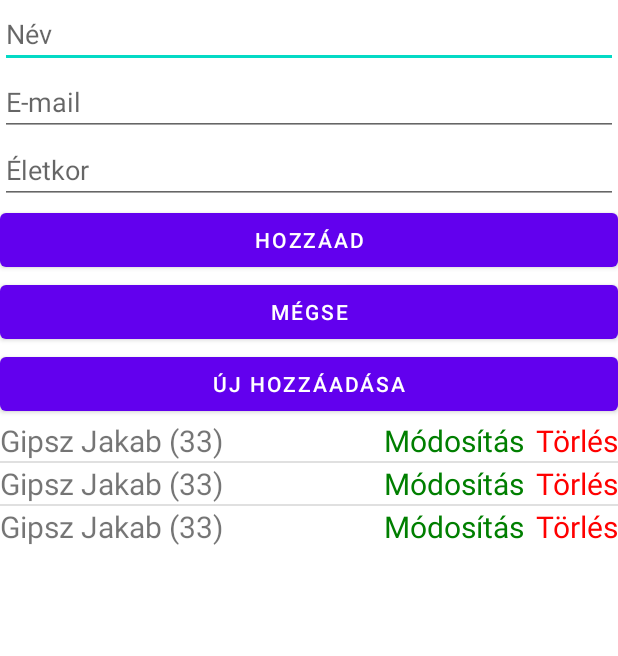
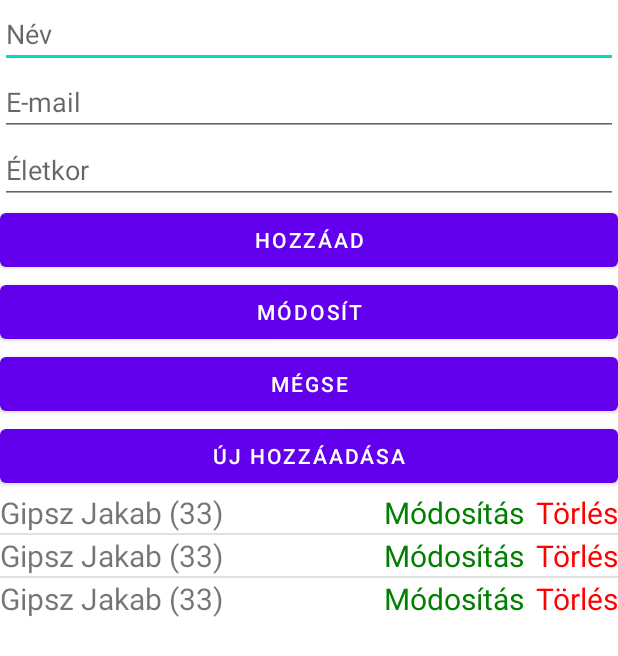
Before and after one commit to darkbeast0106/PeopleRestClient, an Android app: the layout activity_main.xml on its own in the app's theme, with its tools: preview values and no code run, on a phone screen of 412 x 824 dp. Shown: the top 656 px of the screen. Run offline under Robolectric (Android 15) with nearby library versions, the phone set to English and light mode, and no system bars; network calls fail.

Commit message:
PUT kérés

```diff
--- a/app/src/main/res/layout/activity_main.xml
+++ b/app/src/main/res/layout/activity_main.xml
@@ -19,6 +19,14 @@
         android:id="@+id/personForm"
         android:orientation="vertical"
         >
+        <EditText
+            android:layout_width="match_parent"
+            android:layout_height="wrap_content"
+            android:hint="ID"
+            android:inputType="number"
+            android:visibility="gone"
+            android:id="@+id/id"
+            />
         <EditText
             android:layout_width="match_parent"
             android:layout_height="wrap_content"
@@ -50,6 +58,12 @@
         <Button
             android:layout_width="match_parent"
             android:layout_height="wrap_content"
+            android:text="Módosít"
+            android:id="@+id/btnModosit"
+            />
+        <Button
+            android:layout_width="match_parent"
+            android:layout_height="wrap_content"
             android:text="Mégse"
             android:id="@+id/btnMegse"
             />
```
Also changed, not shown: app/src/main/java/com/darkbeast0106/peoplerestclient/MainActivity.java (+56 -11 lines).
